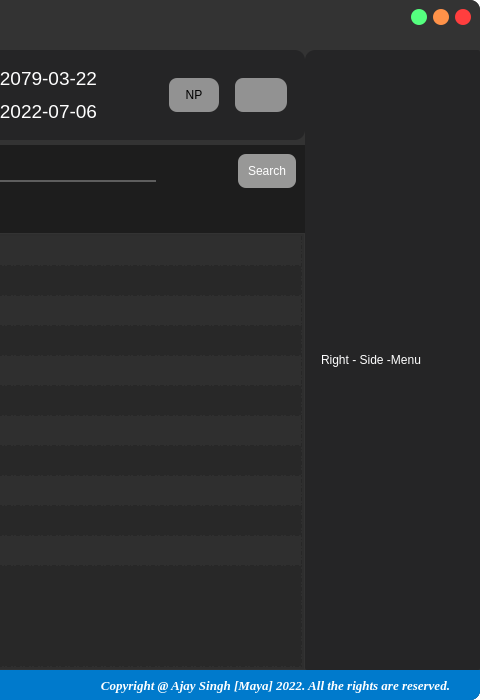
Qt form assets/UI/Interface.ui (mentormaya/Maya-Utility-App) before a commit; both pictures show x 620 to 1100 and y 0 to 700 of the 1100 by 700 pixel window.
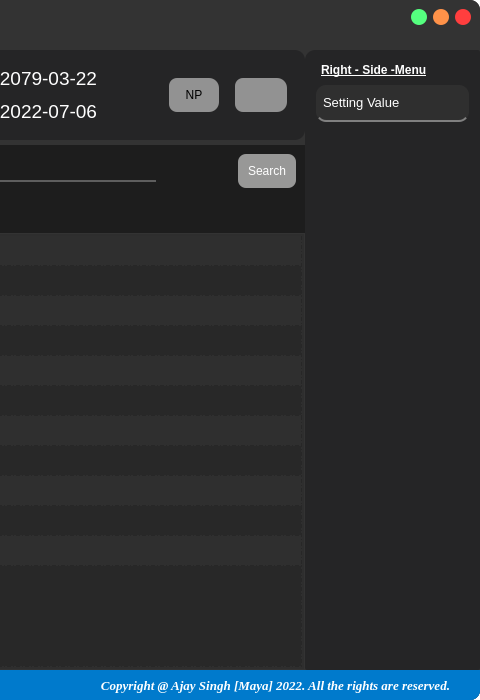
The same form after that commit. Icons and pictures are not drawn. Custom widgets are drawn as their Qt base class.

Commit message: settings optimized

Diff of the .ui file:
```diff
--- a/assets/UI/Interface.ui
+++ b/assets/UI/Interface.ui
@@ -2970,11 +2970,28 @@
              </size>
             </property>
             <property name="styleSheet">
-             <string notr="true">background-color: rgb(37, 37, 38);
-padding: 2px;
-border-bottom-left-radius: 2px;
-border-bottom-right-radius: 2px;
-border-top-right-radius: 2px;</string>
+             <string notr="true">QFrame{
+	background-color: rgb(37, 37, 38);
+	padding: 2px;
+	border-bottom-left-radius: 2px;
+	border-bottom-right-radius: 2px;
+	border-top-right-radius: 2px;
+}
+
+QLabel{
+	height: 50;
+	font-size: 10;
+	font-weight: bold;
+	text-decoration: underline;
+}
+
+QLineEdit{
+	height: 25;
+	font-size: 10;
+	background-color: rgb(47, 47, 47);
+	padding: 5;
+	border-bottom: 2px solid grey;
+}</string>
             </property>
             <property name="frameShape">
              <enum>QFrame::StyledPanel</enum>
@@ -2984,12 +3001,45 @@
             </property>
             <layout class="QVBoxLayout" name="verticalLayout_12">
              <item>
-              <widget class="QLabel" name="label_3">
+              <widget class="QLabel" name="setting_name">
+               <property name="font">
+                <font>
+                 <pointsize>9</pointsize>
+                 <weight>75</weight>
+                 <bold>true</bold>
+                 <underline>true</underline>
+                </font>
+               </property>
                <property name="text">
                 <string>Right - Side -Menu</string>
                </property>
               </widget>
              </item>
+             <item>
+              <widget class="QLineEdit" name="setting_value">
+               <property name="font">
+                <font>
+                 <pointsize>10</pointsize>
+                </font>
+               </property>
+               <property name="text">
+                <string>Setting Value</string>
+               </property>
+              </widget>
+             </item>
+             <item>
+              <spacer name="settings_spacer">
+               <property name="orientation">
+                <enum>Qt::Vertical</enum>
+               </property>
+               <property name="sizeHint" stdset="0">
+                <size>
+                 <width>20</width>
+                 <height>40</height>
+                </size>
+               </property>
+              </spacer>
+             </item>
             </layout>
            </widget>
           </item>
```
The commit also changes 3 other files.
